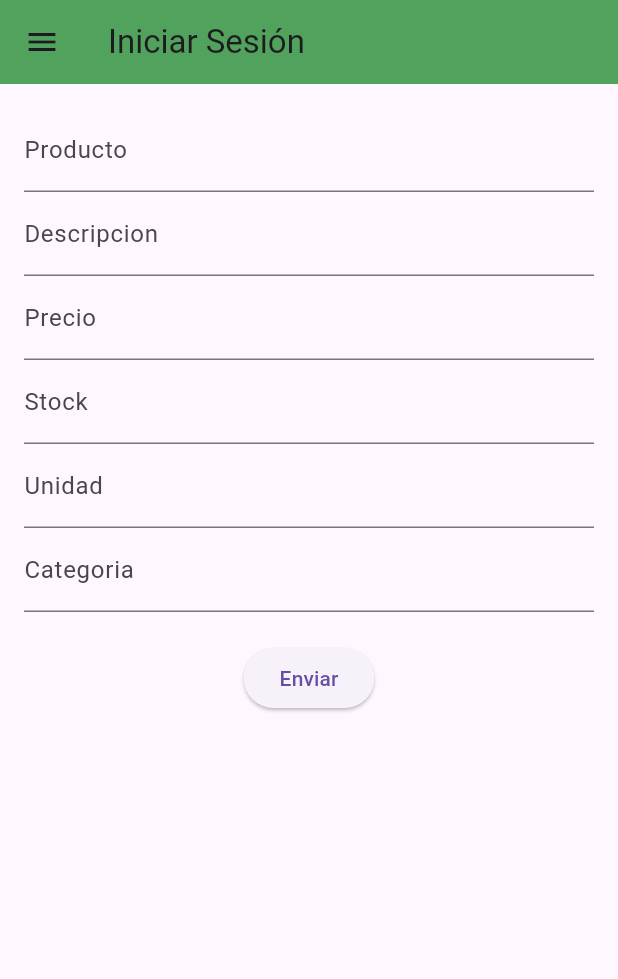
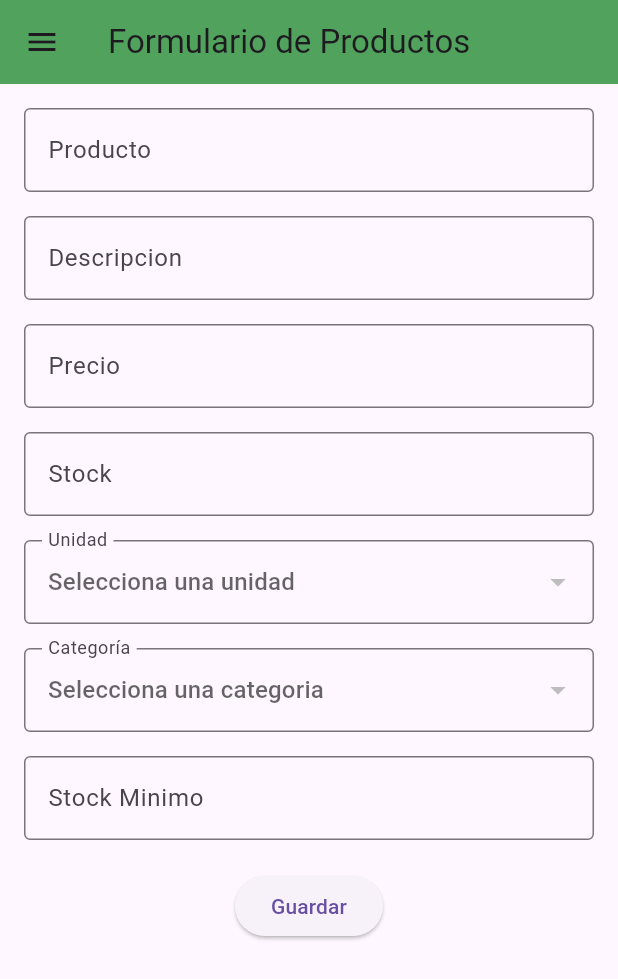
Before and after one commit to paolapatron2905/web, a Flutter app: the Productos screen opened by its route, on a phone screen of 412 x 824 dp. Shown: the top 979 px of the screen. Run offline on Flutter 3.47's test engine with Material 3 defaults, Android fonts, the phone set to English and light mode, and no system bars; our stand-ins replace get, supabase_flutter; accounts and stored records are empty; network calls fail.

Commit message:
FORMULARIOS PRODUCTOS Y PRODUCTOS-PROVEEDOR

```diff
--- a/lib/main.dart
+++ b/lib/main.dart
@@ -1,8 +1,10 @@
 import 'package:flutter/material.dart';
 import 'package:get/get.dart';
-import 'package:inventario/screens/form_productos.dart';
+import 'package:inventario/screens/producto_proveedor.dart';
+import 'package:inventario/screens/productos.dart';
 import 'package:inventario/screens/login.dart';
 import 'package:supabase_flutter/supabase_flutter.dart';
+
 
 Future<void> main() async {
   await Supabase.initialize(
@@ -23,7 +25,8 @@ class MyApp extends StatelessWidget {
       initialRoute: '/',
       getPages: [
         GetPage(name: '/', page: () => Login()),
-        GetPage(name: '/form_productos', page: () => Productos()),
+        GetPage(name: '/productos', page: () => Productos()),
+        GetPage(name: '/producto_proveedor', page: () => ProductoProveedor())
         /* GetPage(name: '/login', page: () => ), */
       ],
       debugShowCheckedModeBanner: false,
--- a/lib/screens/form_productos.dart
+++ /dev/null
@@ -1,121 +0,0 @@
-import 'package:flutter/material.dart';
-import 'package:inventario/constants/custom_appbar.dart';
-import 'package:inventario/constants/custom_drawer.dart';
-import 'package:get/get.dart';
-
-
-class Productos extends StatefulWidget {
-  const Productos({super.key});
-
-  @override
-  State<Productos> createState() => _ProductosState();
-}
-
-class _ProductosState extends State<Productos> {
-  final _formKey = GlobalKey<FormState>();
-  final TextEditingController _nom_prodController = TextEditingController();
-  final TextEditingController _descripcionController = TextEditingController();
-  final TextEditingController _precioController = TextEditingController();
-  final TextEditingController _stockController = TextEditingController();
-  final TextEditingController _fk_unidadController = TextEditingController();
-  final TextEditingController _fk_categoriaController = TextEditingController();
-
-  void _submitForm() {
-    if (_formKey.currentState?.validate() ?? false) {
-      // Handle form submission
-      print("Form Submitted");
-      print("Producto: ${_nom_prodController.text}");
-      print("Descripcion: ${_descripcionController.text}");
-      print("Precio: ${_precioController.text}");
-      print("Stock: ${_stockController.text}");
-      print("Unidad: ${_fk_unidadController.text}");
-      print("Categoria: ${_fk_categoriaController.text}");
-    }
-  }
-
-  @override
-  Widget build(BuildContext context) {
-    return Scaffold(
-      appBar: Custom_Appbar(titulo: 'Iniciar Sesión', colorNew: Colors.green),
-      drawer: Custom_Drawer(),
-      body: Padding(
-        padding: const EdgeInsets.all(16.0),
-        child: Form(
-          key: _formKey,
-          child: Column(
-            children: [
-              TextFormField(
-                controller: _nom_prodController,
-                decoration: InputDecoration(labelText: 'Producto'),
-                validator: (value) {
-                  if (value == null || value.isEmpty) {
-                    return 'Ingresa el nombre del producto';
-                  }
-                  return null;
-                },
-              ),
-              TextFormField(
-                controller: _descripcionController,
-                decoration: InputDecoration(labelText: 'Descripcion'),
-                validator: (value) {
-                  if (value == null || value.isEmpty) {
-                    return 'Ingresa la descripción del producto';
-                  }
-                  return null;
-                },
-              ),
-               TextFormField(
-                controller: _descripcionController,
-                decoration: InputDecoration(labelText: 'Precio'),
-                validator: (value) {
-                  if (value == null || value.isEmpty) {
-                    return 'Ingresa el precio del producto';
-                  }
-                  return null;
-                },
-              ), TextFormField(
-                controller: _descripcionController,
-                decoration: InputDecoration(labelText: 'Stock'),
-                validator: (value) {
-                  if (value == null || value.isEmpty) {
-                    return 'Ingresa el stock del producto';
-                  }
-                  return null;
-                },
-              ), TextFormField(
-                controller: _descripcionController,
-                decoration: InputDecoration(labelText: 'Unidad'),
-                validator: (value) {
-                  if (value == null || value.isEmpty) {
-                    return 'Ingresa la unidad de medida del producto';
-                  }
-                  return null;
-                },
-              ), TextFormField(
-                controller: _descripcionController,
-                decoration: InputDecoration(labelText: 'Categoria'),
-                validator: (value) {
-                  if (value == null || value.isEmpty) {
-                    return 'Ingresa la categoria del producto';
-                  }
-                  return null;
-                },
-              ),
-              SizedBox(height: 20),
-              ElevatedButton(
-                onPressed: _submitForm,
-                child: Text('Enviar'),
-              ),
-            ],
-          ),
-        ),
-      ),
-    );
-  }
-}
-
-void main() {
-  runApp(MaterialApp(
-    home: Productos(),
-  ));
-}
--- /dev/null
+++ b/lib/screens/productos.dart
@@ -0,0 +1,246 @@
+import 'package:flutter/material.dart';
+import 'package:inventario/constants/custom_appbar.dart';
+import 'package:inventario/constants/custom_drawer.dart';
+import 'package:supabase_flutter/supabase_flutter.dart';
+import 'package:get/get.dart';
+
+class Productos extends StatefulWidget {
+  const Productos({super.key});
+
+  @override
+  State<Productos> createState() => _ProductosState();
+}
+
+class _ProductosState extends State<Productos> {
+  final form_key = GlobalKey<FormState>();
+  final supabase = Supabase.instance.client;
+
+  final nomprod_Controller = TextEditingController();
+  final descripcion_Controller = TextEditingController();
+  final precio_Controller = TextEditingController();
+  final stock_Controller = TextEditingController();
+  final stockminimo_Controller = TextEditingController();
+  List tiposUnidades = [];
+  var idUnidad;
+  List tiposCategorias = [];
+  var idCategoria;
+  bool guardando = false;
+
+  traerUnidad() async {
+    try {
+      tiposUnidades = await supabase.from('unidad').select();
+      print('----------------------');
+      print(tiposUnidades);
+
+      setState(() {});
+    } catch (e) {
+      print(e);
+      Get.snackbar('Error', 'Hay un error al traer los datos de unidad',
+          backgroundColor: Colors.red, colorText: Colors.white);
+    }
+  }
+
+  traerCategoria() async {
+    try {
+      tiposCategorias = await supabase.from('categoria').select();
+      print('----------------------');
+      print(tiposCategorias);
+
+      setState(() {});
+    } catch (e) {
+      print(e);
+      Get.snackbar('Error', 'Hay un error al traer los datos de categoría',
+          backgroundColor: Colors.red, colorText: Colors.white);
+    }
+  }
+
+  @override
+  void initState() {
+    super.initState();
+    print('-----------------');
+    traerUnidad();
+    traerCategoria();
+  }
+
+  guardarProducto() async {
+    try {
+      await supabase.from('producto').insert({
+        'nom_prod': nomprod_Controller.text,
+        'precio': precio_Controller.text,
+        'stock': stock_Controller.text,
+        'estatus': 'Activo',
+        'stock_minimo': stockminimo_Controller.text,
+        'descripcion': descripcion_Controller.text,
+        'unidad_id': idUnidad,
+        'categoria_id': idCategoria
+      });
+      Get.snackbar('Guardado', 'Producto Guardado');
+    } catch (e) {
+      print(e);
+      Get.snackbar('Error', 'No se pudo guardar',
+          backgroundColor: Colors.blueGrey, colorText: Colors.white);
+    } finally {
+      setState(() {
+        guardando = false;
+      });
+    }
+  }
+
+  @override
+  Widget build(BuildContext context) {
+    return Scaffold(
+      appBar: Custom_Appbar(
+        titulo: 'Formulario de Productos',
+        colorNew: Colors.green,
+      ),
+      drawer: Custom_Drawer(),
+      body: Padding(
+        padding: const EdgeInsets.all(16.0),
+        child: Form(
+          key: form_key,
+          child: Column(
+            children: [
+              TextFormField(
+                controller: nomprod_Controller,
+                decoration: InputDecoration(
+                  labelText: 'Producto',
+                  border: OutlineInputBorder(),
+                ),
+                validator: (value) {
+                  if (value == null || value.isEmpty) {
+                    return 'Ingresa el nombre del producto';
+                  }
+                  return null;
+                },
+              ),
+              SizedBox(height: 16.0),
+              TextFormField(
+                controller: descripcion_Controller,
+                decoration: InputDecoration(
+                  labelText: 'Descripcion',
+                  border: OutlineInputBorder(),
+                ),
+                validator: (value) {
+                  if (value == null || value.isEmpty) {
+                    return 'Ingresa la descripción del producto';
+                  }
+                  return null;
+                },
+              ),
+              SizedBox(height: 16.0),
+              TextFormField(
+                controller: precio_Controller,
+                decoration: InputDecoration(
+                  labelText: 'Precio',
+                  border: OutlineInputBorder(),
+                ),
+                keyboardType: TextInputType.number,
+                validator: (value) {
+                  if (value == null || value.isEmpty) {
+                    return 'Ingresa el precio del producto';
+                  }
+                  return null;
+                },
+              ),
+              SizedBox(height: 16.0),
+              TextFormField(
+                controller: stock_Controller,
+                decoration: InputDecoration(
+                  labelText: 'Stock',
+                  border: OutlineInputBorder(),
+                ),
+                keyboardType: TextInputType.number,
+                validator: (value) {
+                  if (value == null || value.isEmpty) {
+                    return 'Ingresa el stock del producto';
+                  }
+                  return null;
+                },
+              ),
+              SizedBox(height: 16.0),
+              DropdownButtonFormField(
+                decoration: InputDecoration(
+                  labelText: 'Unidad',
+                  border: OutlineInputBorder(),
+                ),
+                hint: Text('Selecciona una unidad'),
+                icon: Icon(Icons.arrow_drop_down),
+                isExpanded: true,
+                menuMaxHeight: 500,
+                value: idUnidad,
+                items: tiposUnidades
+                    .map((e) => DropdownMenuItem(
+                          value: e['id'],
+                          child: Text(e['nom_unidad']),
+                        ))
+                    .toList(),
+                onChanged: (value) {
+                  print(value);
+                  setState(() {
+                    idUnidad = value;
+                  });
+                },
+              ),
+              SizedBox(height: 16.0),
+              DropdownButtonFormField(
+                decoration: InputDecoration(
+                  labelText: 'Categoría',
+                  border: OutlineInputBorder(),
+                ),
+                hint: Text('Selecciona una categoria'),
+                icon: Icon(Icons.arrow_drop_down),
+                isExpanded: true,
+                menuMaxHeight: 500,
+                value: idCategoria,
+                items: tiposCategorias
+                    .map((e) => DropdownMenuItem(
+                          value: e['id'],
+                          child: Text(e['nom_cat']),
+                        ))
+                    .toList(),
+                onChanged: (value) {
+                  print(value);
+                  setState(() {
+                    idCategoria = value;
+                  });
+                },
+              ),
+              SizedBox(height: 16.0),
+              TextFormField(
+                controller: stockminimo_Controller,
+                decoration: InputDecoration(
+                  labelText: 'Stock Minimo',
+                  border: OutlineInputBorder(),
+                ),
+                keyboardType: TextInputType.number,
+                validator: (value) {
+                  if (value == null || value.isEmpty) {
+                    return 'Ingresa el stock minímo del producto';
+                  }
+                  return null;
+                },
+              ),
+              SizedBox(height: 20),
+              ElevatedButton(
+                onPressed: guardando
+                    ? null
+                    : () {
+                        if (form_key.currentState!.validate()) {
+                          print('Guardado');
+                          setState(() {
+                            guardando = true;
+                          });
+                          guardarProducto();
+                        } else {
+                          print('No se ha podido guardar el registro del producto');
+                        }
+                      },
+                child: Text(guardando ? 'Guardando' : 'Guardar'),
+              ),
+            ],
+          ),
+        ),
+      ),
+    );
+  }
+}
--- a/pubspec.yaml
+++ b/pubspec.yaml
@@ -39,6 +39,7 @@ dependencies:
   flutter_native_splash: ^2.4.0
   get: ^4.6.6
   supabase_flutter: ^2.5.6
+  dropdown_textfield: ^1.2.0
 
 dev_dependencies:
   flutter_test:
```
Also changed, not shown: lib/screens/producto_proveedor.dart (added, +171 -0 lines), pubspec.lock, 12 other files.
